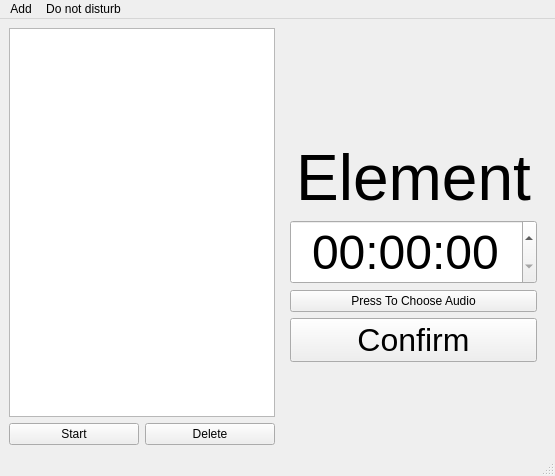
The window that mainwindow.ui (Dunkeshon/timers_and_alarms) describes before a commit, drawn with Qt 5.
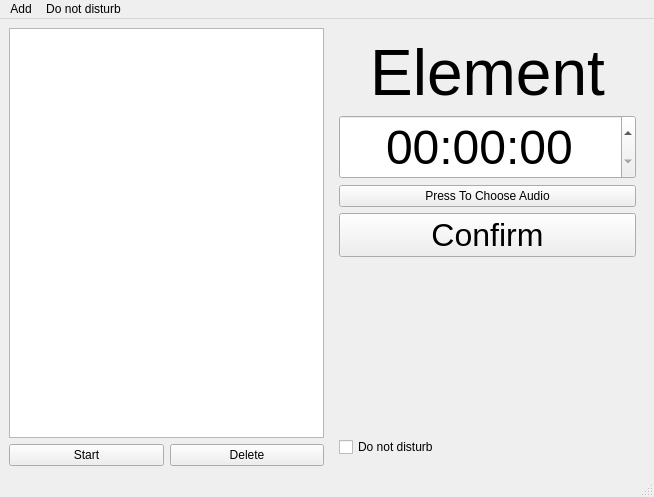
The same window after the commit.

Commit message: do not disturb added

Diff of the .ui file:
```diff
--- a/mainwindow.ui
+++ b/mainwindow.ui
@@ -6,8 +6,8 @@
    <rect>
     <x>0</x>
     <y>0</y>
-    <width>555</width>
-    <height>476</height>
+    <width>654</width>
+    <height>497</height>
    </rect>
   </property>
   <property name="windowTitle">
@@ -17,7 +17,7 @@
    <string notr="true"/>
   </property>
   <widget class="QWidget" name="centralwidget">
-   <layout class="QGridLayout" name="gridLayout">
+   <layout class="QGridLayout" name="gridLayout_2">
     <item row="0" column="0" rowspan="3">
      <layout class="QVBoxLayout" name="verticalLayout_2">
       <item>
@@ -69,26 +69,8 @@
      </layout>
     </item>
     <item row="0" column="1">
-     <spacer name="verticalSpacer_2">
-      <property name="orientation">
-       <enum>Qt::Vertical</enum>
-      </property>
-      <property name="sizeHint" stdset="0">
-       <size>
-        <width>20</width>
-        <height>50</height>
-       </size>
-      </property>
-     </spacer>
-    </item>
-    <item row="1" column="1">
      <widget class="QWidget" name="container" native="true">
       <layout class="QVBoxLayout" name="verticalLayout_3">
-       <item>
-        <widget class="QWidget" name="widget" native="true">
-         <layout class="QHBoxLayout" name="horizontalLayout_2"/>
-        </widget>
-       </item>
        <item>
         <widget class="QLabel" name="Creation_of_type">
          <property name="sizePolicy">
@@ -177,7 +159,7 @@
       </layout>
      </widget>
     </item>
-    <item row="2" column="1">
+    <item row="1" column="1">
      <spacer name="verticalSpacer">
       <property name="orientation">
        <enum>Qt::Vertical</enum>
@@ -190,6 +172,33 @@
       </property>
      </spacer>
     </item>
+    <item row="2" column="1">
+     <widget class="QWidget" name="widget" native="true">
+      <layout class="QGridLayout" name="gridLayout">
+       <item row="0" column="0">
+        <layout class="QHBoxLayout" name="horizontalLayout_2">
+         <item>
+          <widget class="QCheckBox" name="dont_disturb_check">
+           <property name="text">
+            <string>Do not disturb </string>
+           </property>
+          </widget>
+         </item>
+         <item>
+          <widget class="QLabel" name="from_to_dont_disturb">
+           <property name="text">
+            <string/>
+           </property>
+           <property name="alignment">
+            <set>Qt::AlignCenter</set>
+           </property>
+          </widget>
+         </item>
+        </layout>
+       </item>
+      </layout>
+     </widget>
+    </item>
    </layout>
   </widget>
   <widget class="QMenuBar" name="menubar">
@@ -197,7 +206,7 @@
     <rect>
      <x>0</x>
      <y>0</y>
-     <width>555</width>
+     <width>654</width>
      <height>22</height>
     </rect>
    </property>
```
Left out of the diff: 1 changed line with no effect on the pictures. The commit also changes 6 other files.
